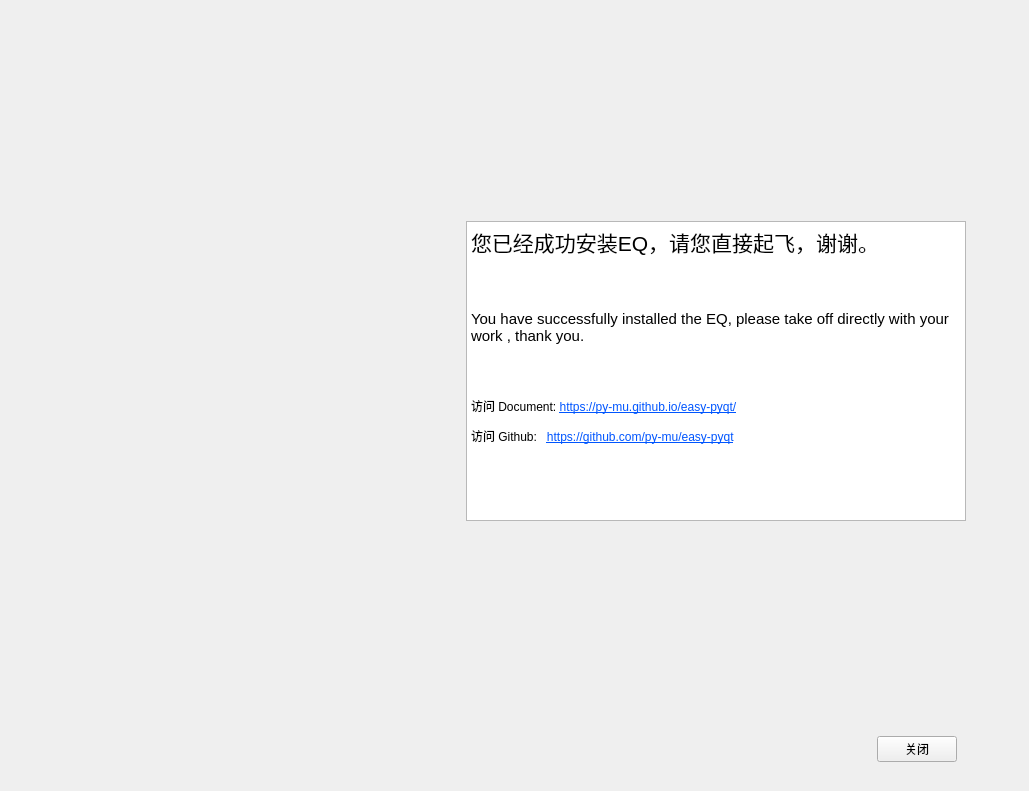
Qt form sherry/view/ui/example_welcome_activity.ui (py-mu/sherry) before a commit.
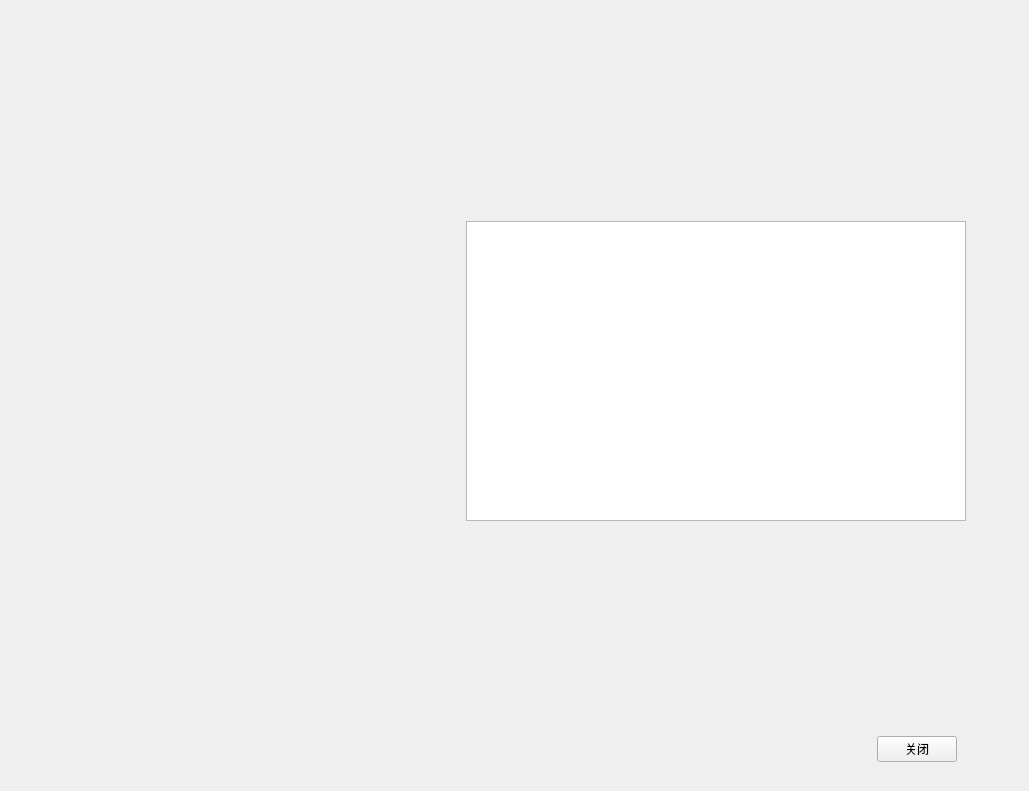
The same form after that commit.

The edit to the form file:
```diff
--- a/sherry/view/ui/example_welcome_activity.ui
+++ b/sherry/view/ui/example_welcome_activity.ui
@@ -74,12 +74,7 @@
 &lt;html&gt;&lt;head&gt;&lt;meta name=&quot;qrichtext&quot; content=&quot;1&quot; /&gt;&lt;style type=&quot;text/css&quot;&gt;
 p, li { white-space: pre-wrap; }
 &lt;/style&gt;&lt;/head&gt;&lt;body style=&quot; font-family:'SimSun'; font-size:9pt; font-weight:400; font-style:normal;&quot;&gt;
-&lt;p style=&quot; margin-top:12px; margin-bottom:12px; margin-left:0px; margin-right:0px; -qt-block-indent:0; text-indent:0px;&quot;&gt;&lt;span style=&quot; font-size:16pt;&quot;&gt;您已经成功安装EQ，请您直接起飞，谢谢。&lt;/span&gt;&lt;/p&gt;
-&lt;p style=&quot; margin-top:12px; margin-bottom:12px; margin-left:0px; margin-right:0px; -qt-block-indent:0; text-indent:0px;&quot;&gt;&lt;br /&gt;&lt;/p&gt;
-&lt;p style=&quot; margin-top:12px; margin-bottom:12px; margin-left:0px; margin-right:0px; -qt-block-indent:0; text-indent:0px;&quot;&gt;&lt;span style=&quot; font-size:11pt;&quot;&gt;You have successfully installed the EQ, please take off directly with your work , thank you.&lt;/span&gt;&lt;/p&gt;
-&lt;p style=&quot; margin-top:12px; margin-bottom:12px; margin-left:0px; margin-right:0px; -qt-block-indent:0; text-indent:0px;&quot;&gt;&lt;br /&gt;&lt;/p&gt;
-&lt;p style=&quot; margin-top:12px; margin-bottom:12px; margin-left:0px; margin-right:0px; -qt-block-indent:0; text-indent:0px;&quot;&gt;访问 Document: &lt;span style=&quot; text-decoration: underline; color:#0055ff;&quot;&gt;https://py-mu.github.io/easy-pyqt/&lt;/span&gt;&lt;/p&gt;
-&lt;p style=&quot; margin-top:12px; margin-bottom:12px; margin-left:0px; margin-right:0px; -qt-block-indent:0; text-indent:0px;&quot;&gt;访问 Github:   &lt;span style=&quot; text-decoration: underline; color:#0055ff;&quot;&gt;https://github.com/py-mu/easy-pyqt&lt;/span&gt;&lt;/p&gt;&lt;/body&gt;&lt;/html&gt;</string>
+&lt;p style=&quot;-qt-paragraph-type:empty; margin-top:0px; margin-bottom:0px; margin-left:0px; margin-right:0px; -qt-block-indent:0; text-indent:0px;&quot;&gt;&lt;br /&gt;&lt;/p&gt;&lt;/body&gt;&lt;/html&gt;</string>
         </property>
        </widget>
       </item>
```
Left out of the diff: 1 changed line with no effect on the pictures.
